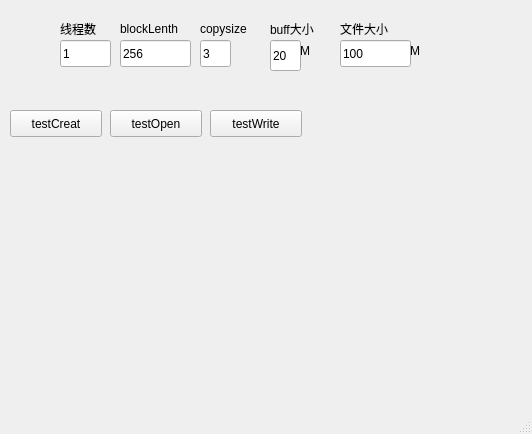
Above: mainwindow.ui from 3642214/sdfs_client_qt_demo before the change. Below: the same form after it.
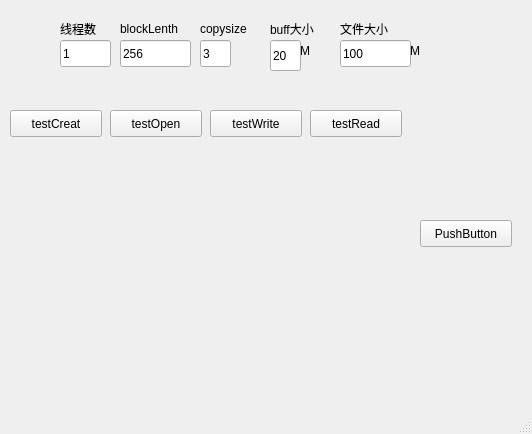
That is the form after the change.

Diff of the .ui file:
```diff
--- a/mainwindow.ui
+++ b/mainwindow.ui
@@ -209,6 +209,32 @@
      <string>testOpen</string>
     </property>
    </widget>
+   <widget class="QPushButton" name="pushButton">
+    <property name="geometry">
+     <rect>
+      <x>420</x>
+      <y>220</y>
+      <width>92</width>
+      <height>27</height>
+     </rect>
+    </property>
+    <property name="text">
+     <string>PushButton</string>
+    </property>
+   </widget>
+   <widget class="QPushButton" name="readButton">
+    <property name="geometry">
+     <rect>
+      <x>310</x>
+      <y>110</y>
+      <width>92</width>
+      <height>27</height>
+     </rect>
+    </property>
+    <property name="text">
+     <string>testRead</string>
+    </property>
+   </widget>
   </widget>
   <widget class="QStatusBar" name="statusBar"/>
  </widget>
```
